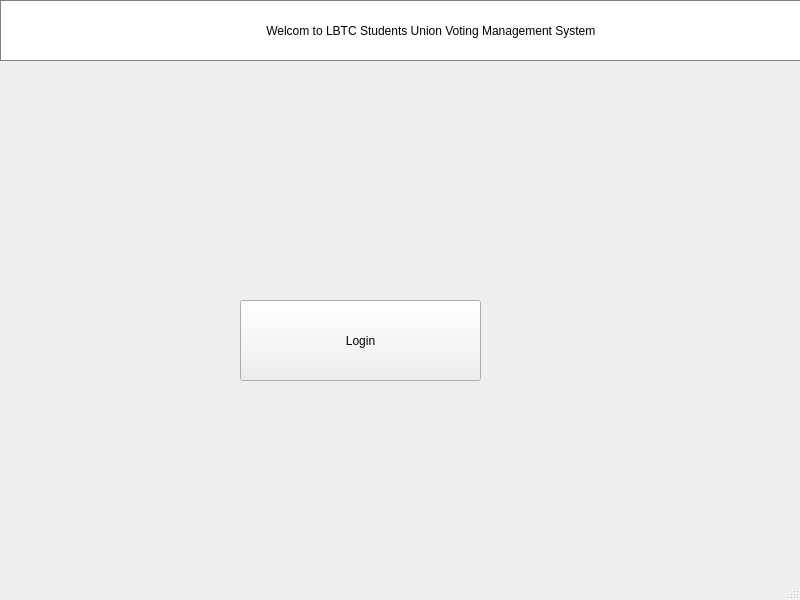
Before: the Qt Designer form Unzasu/unzasumainwindow.ui in kangwafredrick/Unzasu-, drawn with Qt 5.
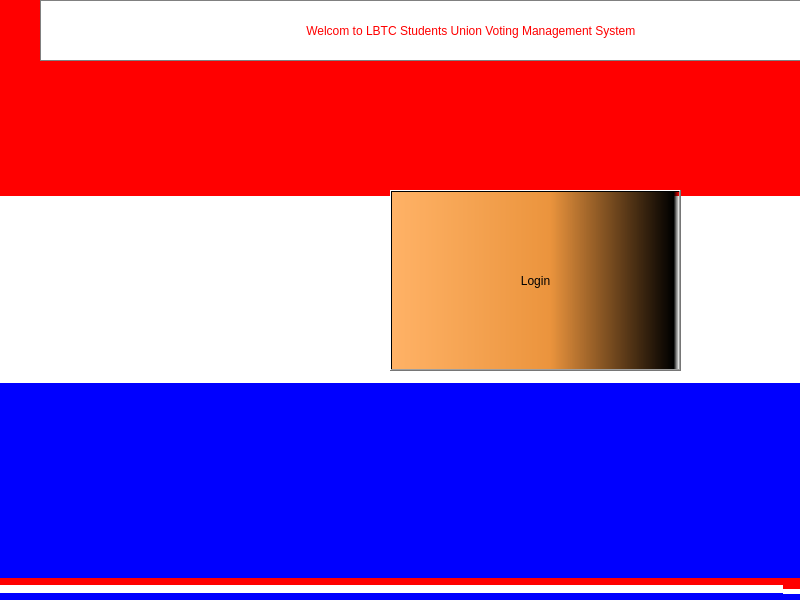
After: the same form once the commit is applied.

Diff of the .ui file:
```diff
--- a/Unzasu/unzasumainwindow.ui
+++ b/Unzasu/unzasumainwindow.ui
@@ -13,11 +13,14 @@
   <property name="windowTitle">
    <string>UnzasuMainWindow</string>
   </property>
+  <property name="styleSheet">
+   <string notr="true">background-color: qlineargradient(spread:pad, x1:0, y1:0, x2:0, y2:1, stop:0 rgba(255, 0, 0, 255), stop:0.339795 rgba(255, 0, 0, 255), stop:0.339799 rgba(255, 255, 255, 255), stop:0.662444 rgba(255, 255, 255, 255), stop:0.662469 rgba(0, 0, 255, 255), stop:1 rgba(0, 0, 255, 255));</string>
+  </property>
   <widget class="QWidget" name="centralwidget">
    <widget class="QPushButton" name="pushButton">
     <property name="geometry">
      <rect>
-      <x>0</x>
+      <x>40</x>
       <y>0</y>
       <width>865</width>
       <height>61</height>
@@ -26,7 +29,7 @@
     <property name="styleSheet">
      <string notr="true">QPushButton{
 
-color:black;
+color:red;
 border:1px solid grey;
 background-color: rgb(255,255,255);
 padding: 0 8px;
@@ -42,12 +45,15 @@
    <widget class="QPushButton" name="btn_mainwindow_login">
     <property name="geometry">
      <rect>
-      <x>240</x>
-      <y>300</y>
-      <width>241</width>
-      <height>81</height>
+      <x>390</x>
+      <y>190</y>
+      <width>291</width>
+      <height>181</height>
      </rect>
     </property>
+    <property name="styleSheet">
+     <string notr="true">background-color: qlineargradient(spread:pad, x1:0, y1:0, x2:1, y2:0, stop:0 rgba(255, 178, 102, 255), stop:0.55 rgba(235, 148, 61, 255), stop:0.98 rgba(0, 0, 0, 255), stop:1 rgba(0, 0, 0, 0));</string>
+    </property>
     <property name="text">
      <string>Login</string>
     </property>
```
